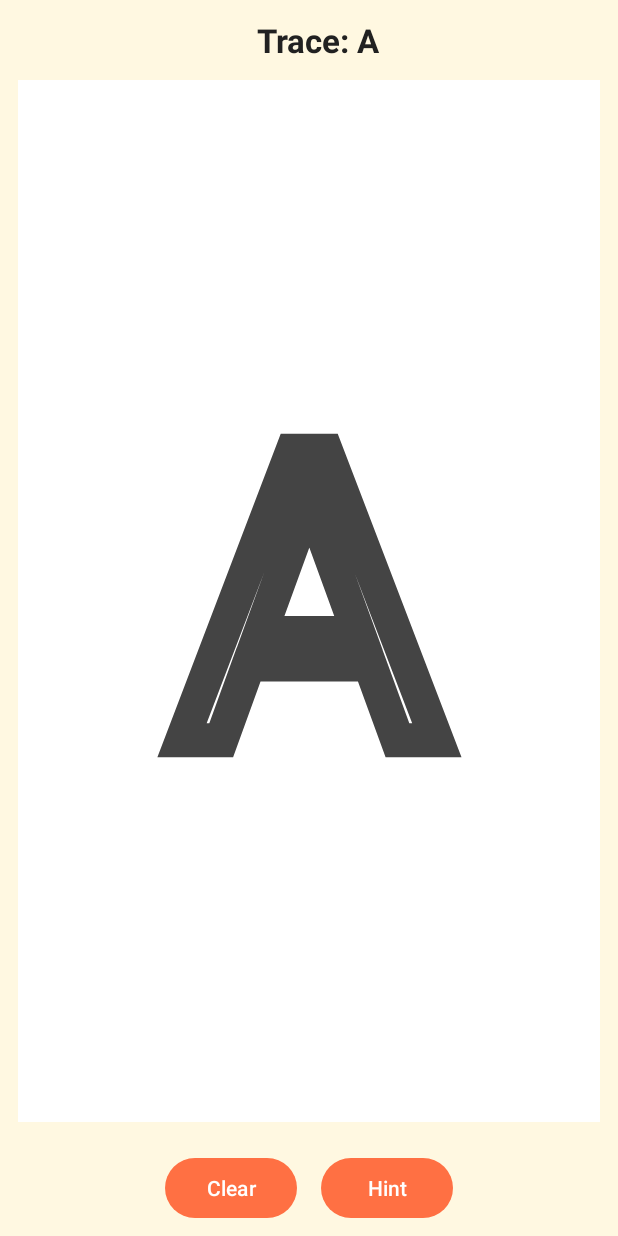
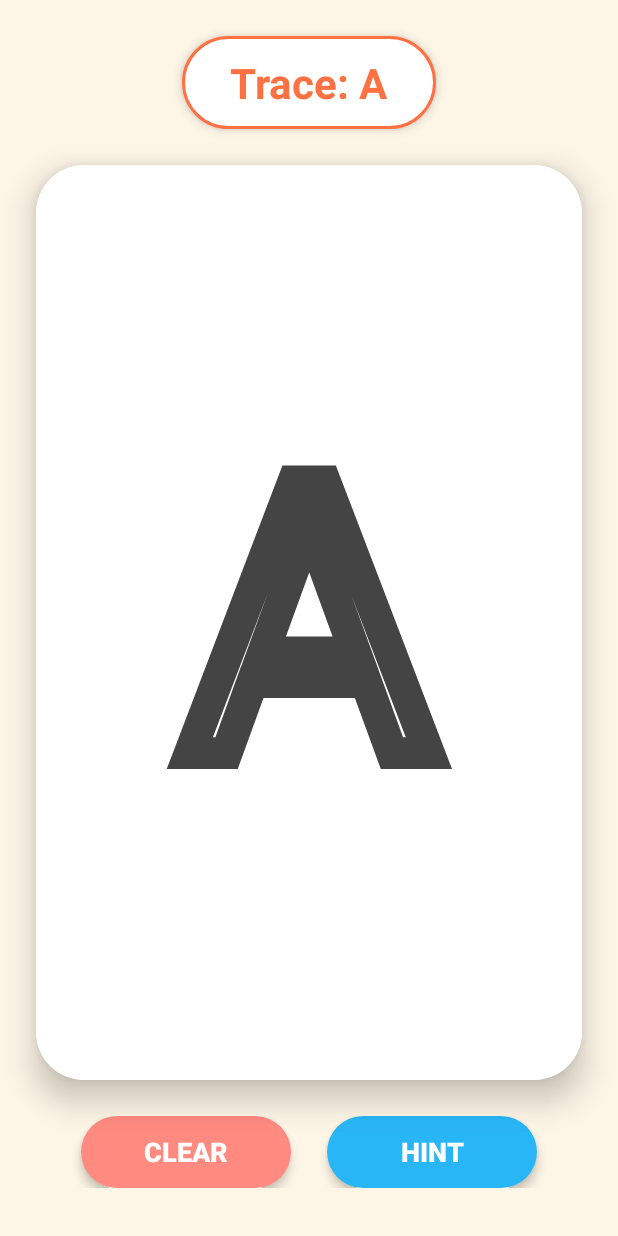
Before and after one commit to shamssali8937/Alphabet_Tracer, an Android app: the LetterActivity screen opened directly, with no data from a screen before it, on a phone screen of 412 x 824 dp. Run offline under Robolectric (Android 15) with nearby library versions, the light colour scheme and no system bars.

Commit message:
beautify the interface

```diff
--- a/app/src/main/AndroidManifest.xml
+++ b/app/src/main/AndroidManifest.xml
@@ -9,9 +9,9 @@
         android:allowBackup="true"
         android:dataExtractionRules="@xml/data_extraction_rules"
         android:fullBackupContent="@xml/backup_rules"
-        android:icon="@mipmap/icons8"
+        android:icon="@drawable/splashicon"
         android:label="@string/app_name"
-        android:roundIcon="@mipmap/icons8"
+        android:roundIcon="@drawable/splashicon"
         android:supportsRtl="true"
         android:theme="@style/Theme.AlphabetTracer">
 
--- /dev/null
+++ b/app/src/main/res/drawable/bg_btn_clear.xml
@@ -0,0 +1,13 @@
+<?xml version="1.0" encoding="utf-8"?>
+<selector xmlns:android="http://schemas.android.com/apk/res/android">
+    <item android:state_pressed="true">
+        <shape android:shape="rectangle">
+            <corners android:radius="24dp"/>
+            <solid android:color="#E57373"/> </shape>
+    </item>
+    <item>
+        <shape android:shape="rectangle">
+            <corners android:radius="24dp"/>
+            <solid android:color="#FF8A80"/> </shape>
+    </item>
+</selector>
--- /dev/null
+++ b/app/src/main/res/drawable/bg_btn_hint.xml
@@ -0,0 +1,13 @@
+<?xml version="1.0" encoding="utf-8"?>
+<selector xmlns:android="http://schemas.android.com/apk/res/android">
+    <item android:state_pressed="true">
+        <shape android:shape="rectangle">
+            <corners android:radius="24dp"/>
+            <solid android:color="#0288D1"/> </shape>
+    </item>
+    <item>
+        <shape android:shape="rectangle">
+            <corners android:radius="24dp"/>
+            <solid android:color="#29B6F6"/> </shape>
+    </item>
+</selector>
--- /dev/null
+++ b/app/src/main/res/drawable/bg_circle_orange.xml
@@ -0,0 +1,6 @@
+<?xml version="1.0" encoding="utf-8"?>
+<shape xmlns:android="http://schemas.android.com/apk/res/android"
+    android:shape="oval">
+    <solid android:color="#FF7043"/>
+    <size android:width="80dp" android:height="80dp"/>
+</shape>
--- /dev/null
+++ b/app/src/main/res/drawable/bg_pill_white.xml
@@ -0,0 +1,7 @@
+<?xml version="1.0" encoding="utf-8"?>
+<shape xmlns:android="http://schemas.android.com/apk/res/android"
+    android:shape="rectangle">
+    <corners android:radius="50dp"/>
+    <solid android:color="#FFFFFF"/>
+    <stroke android:width="2dp" android:color="#FF7043"/>
+</shape>
--- a/app/src/main/res/layout/activity_letter.xml
+++ b/app/src/main/res/layout/activity_letter.xml
@@ -5,62 +5,83 @@
     android:id="@+id/letterRoot"
     android:layout_width="match_parent"
     android:layout_height="match_parent"
-    android:background="@color/bg">
-
-    <TextView
+    android:background="#FDF5E6"> <TextView
     android:id="@+id/letterTitle"
     android:layout_width="wrap_content"
     android:layout_height="wrap_content"
+    android:layout_marginTop="24dp"
+    android:background="@drawable/bg_pill_white"
+    android:elevation="4dp"
+    android:fontFamily="sans-serif-rounded"
+    android:paddingHorizontal="32dp"
+    android:paddingVertical="12dp"
     android:text="Trace: A"
-        android:textSize="22sp"
+    android:textColor="#FF7043"
+    android:textSize="28sp"
     android:textStyle="bold"
-        android:layout_marginTop="12dp"
-        android:layout_marginStart="12dp"
-        android:textColor="@color/textPrimary"
-        app:layout_constraintTop_toTopOf="parent"
+    app:layout_constraintEnd_toEndOf="parent"
     app:layout_constraintStart_toStartOf="parent"
-        app:layout_constraintEnd_toEndOf="parent"/>
+    app:layout_constraintTop_toTopOf="parent" />
 
-    <FrameLayout
-        android:id="@+id/canvasContainer"
+    <androidx.cardview.widget.CardView
+        android:id="@+id/canvasCard"
         android:layout_width="0dp"
         android:layout_height="0dp"
-        android:layout_margin="12dp"
-        app:layout_constraintTop_toBottomOf="@id/letterTitle"
+        android:layout_marginHorizontal="24dp"
+        android:layout_marginTop="24dp"
+        android:layout_marginBottom="24dp"
+        app:cardBackgroundColor="#FFFFFF"
+        app:cardCornerRadius="32dp"
+        app:cardElevation="12dp"
         app:layout_constraintBottom_toTopOf="@id/actionRow"
+        app:layout_constraintEnd_toEndOf="parent"
         app:layout_constraintStart_toStartOf="parent"
-        app:layout_constraintEnd_toEndOf="parent">
+        app:layout_constraintTop_toBottomOf="@id/letterTitle">
 
         <com.shm.alphabettracer.TracingView
             android:id="@+id/tracingView"
             android:layout_width="match_parent"
             android:layout_height="match_parent"
-            android:background="@android:color/white"/>
+            android:background="@android:color/transparent"/>
 
-    </FrameLayout>
+    </androidx.cardview.widget.CardView>
 
     <LinearLayout
         android:id="@+id/actionRow"
         android:layout_width="0dp"
         android:layout_height="wrap_content"
+        android:layout_marginBottom="32dp"
+        android:gravity="center"
         android:orientation="horizontal"
-        android:padding="8dp"
-        android:gravity="center"
         app:layout_constraintBottom_toBottomOf="parent"
-        app:layout_constraintStart_toStartOf="parent"
-        app:layout_constraintEnd_toEndOf="parent">
+        app:layout_constraintEnd_toEndOf="parent"
+        app:layout_constraintStart_toStartOf="parent">
 
-        <Button
+        <androidx.appcompat.widget.AppCompatButton
             android:id="@+id/btnClear"
-            android:layout_width="wrap_content"
+            android:layout_width="140dp"
             android:layout_height="wrap_content"
-            android:text="@string/clear"/>
+            android:layout_marginEnd="12dp"
+            android:background="@drawable/bg_btn_clear"
+            android:elevation="4dp"
+            android:stateListAnimator="@null"
+            android:text="@string/clear"
+            android:textColor="#FFFFFF"
+            android:textSize="18sp"
+            android:textStyle="bold" />
 
-        <Button
+        <androidx.appcompat.widget.AppCompatButton
             android:id="@+id/btnHint"
-            android:layout_marginStart="16dp"
-            android:layout_width="wrap_content"
+            android:layout_width="140dp"
             android:layout_height="wrap_content"
-            android:text="@string/hint"/>
+            android:layout_marginStart="12dp"
+            android:background="@drawable/bg_btn_hint"
+            android:elevation="4dp"
+            android:stateListAnimator="@null"
+            android:text="@string/hint"
+            android:textColor="#FFFFFF"
+            android:textSize="18sp"
+            android:textStyle="bold" />
     </LinearLayout>
+
 </androidx.constraintlayout.widget.ConstraintLayout>
```
Also changed, not shown: app/src/main/res/drawable/bg_button_game.xml (added, +13 -0 lines), app/src/main/res/drawable/bg_button_option.xml (added, +15 -0 lines), app/src/main/res/drawable/bg_header_rounded.xml (added, +9 -0 lines), app/src/main/res/layout/activity_main.xml (+29 -10 lines), app/src/main/res/layout/activity_match.xml (+53 -22 lines), app/src/main/res/values-night/themes.xml (+13 -0 lines), app/src/main/res/values/themes.xml (+13 -0 lines), app/src/main/res/mipmap-xxxhdpi/mouse.jpg, 1 other file. Lines whose indentation alone changed are shown as unchanged.
